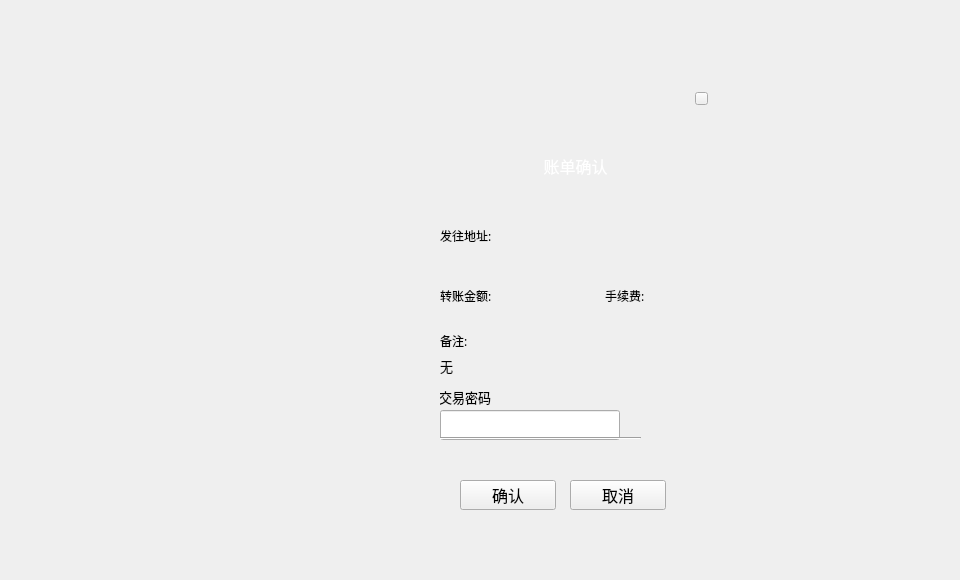
Above: transfer/transferconfirmdialog.ui from HcashOrg/hx-indicator before the change. Below: the same form after it.
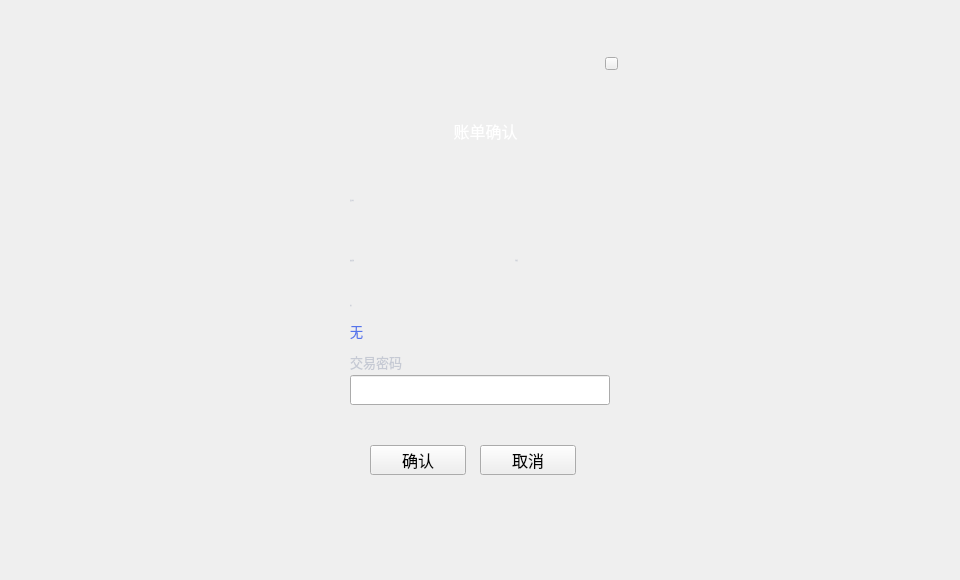
That is the form after the change.

Diff of the .ui file:
```diff
--- a/transfer/transferconfirmdialog.ui
+++ b/transfer/transferconfirmdialog.ui
@@ -30,8 +30,8 @@
    <widget class="QWidget" name="containerWidget" native="true">
     <property name="geometry">
      <rect>
-      <x>390</x>
-      <y>80</y>
+      <x>300</x>
+      <y>45</y>
       <width>360</width>
       <height>490</height>
      </rect>
@@ -47,7 +47,7 @@
       <rect>
        <x>50</x>
        <y>330</y>
-       <width>180</width>
+       <width>260</width>
        <height>30</height>
       </rect>
      </property>
@@ -103,13 +103,16 @@
      </property>
      <property name="font">
       <font>
-       <pointsize>9</pointsize>
+       <family>Microsoft YaHei UI Light</family>
+       <pointsize>-1</pointsize>
        <weight>50</weight>
+       <italic>false</italic>
        <bold>false</bold>
       </font>
      </property>
      <property name="styleSheet">
-      <string notr="true"/>
+      <string notr="true">color: rgb(198, 202, 212);
+font: 11px &quot;Microsoft YaHei UI Light&quot;;</string>
      </property>
      <property name="text">
       <string>发往地址:</string>
@@ -123,18 +126,19 @@
       <rect>
        <x>50</x>
        <y>302</y>
-       <width>51</width>
+       <width>80</width>
        <height>30</height>
       </rect>
      </property>
      <property name="styleSheet">
-      <string notr="true"/>
+      <string notr="true">color: rgb(198, 202, 212);
+font: 11px &quot;Microsoft YaHei UI Light&quot;;</string>
      </property>
      <property name="text">
       <string>交易密码</string>
      </property>
      <property name="alignment">
-      <set>Qt::AlignRight|Qt::AlignTrailing|Qt::AlignVCenter</set>
+      <set>Qt::AlignLeading|Qt::AlignLeft|Qt::AlignVCenter</set>
      </property>
     </widget>
     <widget class="QLabel" name="label_5">
@@ -142,19 +146,22 @@
       <rect>
        <x>50</x>
        <y>250</y>
-       <width>40</width>
+       <width>80</width>
        <height>21</height>
       </rect>
      </property>
      <property name="font">
       <font>
-       <pointsize>9</pointsize>
+       <family>Microsoft YaHei UI Light</family>
+       <pointsize>-1</pointsize>
        <weight>50</weight>
+       <italic>false</italic>
        <bold>false</bold>
       </font>
      </property>
      <property name="styleSheet">
-      <string notr="true"/>
+      <string notr="true">color: rgb(198, 202, 212);
+font: 11px &quot;Microsoft YaHei UI Light&quot;;</string>
      </property>
      <property name="text">
       <string>备注:</string>
@@ -173,7 +180,8 @@
       </rect>
      </property>
      <property name="styleSheet">
-      <string notr="true"/>
+      <string notr="true">color: rgb(51, 51, 51);
+font: 13px &quot;Microsoft YaHei UI Light&quot;;</string>
      </property>
      <property name="text">
       <string/>
@@ -184,19 +192,22 @@
       <rect>
        <x>50</x>
        <y>205</y>
-       <width>60</width>
+       <width>80</width>
        <height>21</height>
       </rect>
      </property>
      <property name="font">
       <font>
-       <pointsize>9</pointsize>
+       <family>Microsoft YaHei UI Light</family>
+       <pointsize>-1</pointsize>
        <weight>50</weight>
+       <italic>false</italic>
        <bold>false</bold>
       </font>
      </property>
      <property name="styleSheet">
-      <string notr="true"/>
+      <string notr="true">color: rgb(198, 202, 212);
+font: 11px &quot;Microsoft YaHei UI Light&quot;;</string>
      </property>
      <property name="text">
       <string>转账金额:</string>
@@ -215,7 +226,8 @@
       </rect>
      </property>
      <property name="styleSheet">
-      <string notr="true"/>
+      <string notr="true">color: rgb(84,116,235);
+font: 13px &quot;Microsoft YaHei UI Light&quot;;</string>
      </property>
      <property name="text">
       <string>无</string>
@@ -274,19 +286,22 @@
       <rect>
        <x>215</x>
        <y>205</y>
-       <width>60</width>
+       <width>80</width>
        <height>21</height>
       </rect>
      </property>
      <property name="font">
       <font>
-       <pointsize>9</pointsize>
+       <family>Microsoft YaHei UI Light</family>
+       <pointsize>-1</pointsize>
        <weight>50</weight>
+       <italic>false</italic>
        <bold>false</bold>
       </font>
      </property>
      <property name="styleSheet">
-      <string notr="true"/>
+      <string notr="true">color: rgb(198, 202, 212);
+font: 11px &quot;Microsoft YaHei UI Light&quot;;</string>
      </property>
      <property name="text">
       <string>手续费:</string>
@@ -305,7 +320,8 @@
       </rect>
      </property>
      <property name="styleSheet">
-      <string notr="true"/>
+      <string notr="true">QLabel{color: rgb(51, 51, 51);
+font: 14px &quot;Microsoft YaHei UI Light&quot;;}</string>
      </property>
      <property name="text">
       <string/>
@@ -324,7 +340,8 @@
       </rect>
      </property>
      <property name="styleSheet">
-      <string notr="true"/>
+      <string notr="true">color: rgb(51, 51, 51);
+font: 13px &quot;Microsoft YaHei UI Light&quot;;</string>
      </property>
      <property name="text">
       <string/>
@@ -349,19 +366,6 @@
       <string/>
      </property>
     </widget>
-    <widget class="Line" name="line">
-     <property name="geometry">
-      <rect>
-       <x>50</x>
-       <y>350</y>
-       <width>201</width>
-       <height>16</height>
-      </rect>
-     </property>
-     <property name="orientation">
-      <enum>Qt::Horizontal</enum>
-     </property>
-    </widget>
    </widget>
   </widget>
  </widget>
```
